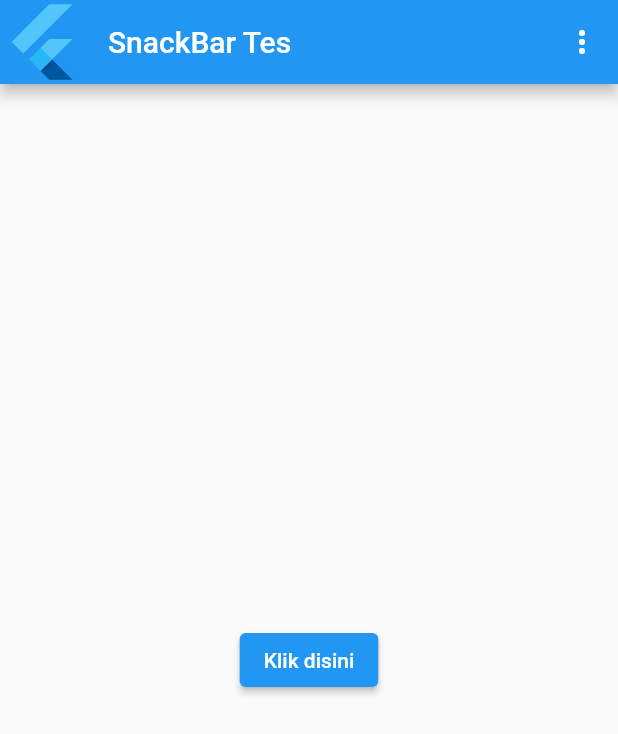
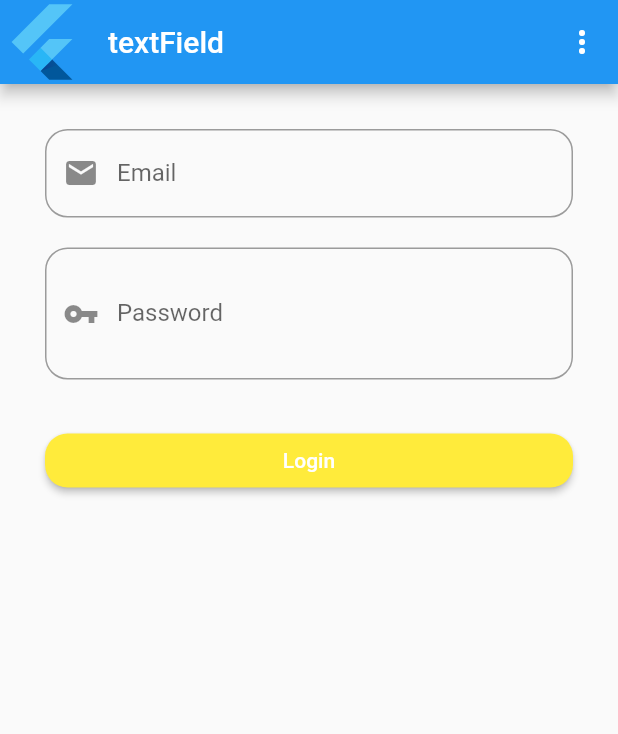
Before and after one commit to Hayolox/latihan_flutter, a Flutter app: the screen it shows after launch, on a phone screen of 412 x 824 dp. Shown: the top 734 px of the screen. Run offline on Flutter 3.47's test engine with Material 2 defaults, Android fonts, the phone set to English and light mode, and no system bars.

Commit message:
latihan TextField

```diff
--- a/lib/main.dart
+++ b/lib/main.dart
@@ -21,6 +21,7 @@ import './widgets/soal_18.dart';
 import './widgets/StatlesAndStatefull.dart';
 import './widgets/dialog.dart';
 import 'widgets/snackBar.dart';
+import 'widgets/textField.dart';
 
 void main() {
   runApp(MyApp());
@@ -33,7 +34,7 @@ class MyApp extends StatelessWidget {
   Widget build(BuildContext context) {
     return MaterialApp(
       debugShowCheckedModeBanner: false,
-      home: snackBarr(),
+      home: textField(),
     );
   }
 }
--- /dev/null
+++ b/lib/widgets/textField.dart
@@ -0,0 +1,84 @@
+import 'dart:math';
+import 'dart:ui';
+
+import 'package:flutter/material.dart';
+
+class textField extends StatefulWidget {
+  const textField({
+    Key? key,
+  }) : super(key: key);
+
+  @override
+  State<textField> createState() => _textFieldState();
+}
+
+class _textFieldState extends State<textField> {
+  bool IsHideen = true;
+  TextEditingController emailC = TextEditingController();
+  TextEditingController passC = TextEditingController();
+  @override
+  Widget build(BuildContext context) {
+    return Scaffold(
+        appBar: AppBar(
+          leading: FlutterLogo(),
+          title: Text('textField'),
+          actions: [IconButton(onPressed: () {}, icon: Icon(Icons.more_vert))],
+        ),
+        body: Center(
+            child: ListView(
+          padding: EdgeInsets.all(30),
+          children: [
+            TextField(
+              controller: emailC,
+              textInputAction: TextInputAction.next,
+              autocorrect: false,
+              keyboardType: TextInputType.emailAddress,
+              decoration: InputDecoration(
+                  contentPadding:
+                      EdgeInsets.symmetric(horizontal: 20, vertical: 20),
+                  label: Text('Email'),
+                  border: OutlineInputBorder(
+                      borderRadius: BorderRadius.circular(15)),
+                  prefixIcon: Icon(Icons.email)),
+            ),
+            SizedBox(
+              height: 20,
+            ),
+            TextField(
+              controller: passC,
+              autocorrect: false,
+              obscureText: IsHideen,
+              decoration: InputDecoration(
+                  contentPadding:
+                      EdgeInsets.symmetric(horizontal: 20, vertical: 20),
+                  label: Text('Password'),
+                  border: OutlineInputBorder(
+                      borderRadius: BorderRadius.circular(15)),
+                  prefixIcon: Icon(Icons.vpn_key),
+                  suffix: IconButton(
+                      onPressed: () {
+                        if (IsHideen == true) {
+                          IsHideen = false;
+                        } else
+                          (IsHideen = true);
+                        setState(() {});
+                      },
+                      icon: Icon(Icons.remove_red_eye))),
+            ),
+            SizedBox(
+              height: 30,
+            ),
+            ElevatedButton(
+              onPressed: () {
+                print('Email : ${emailC.text} dan password : ${passC.text}');
+              },
+              child: Text('Login'),
+              style: ElevatedButton.styleFrom(
+                  primary: Colors.yellow,
+                  shape: RoundedRectangleBorder(
+                      borderRadius: BorderRadius.circular(15))),
+            )
+          ],
+        )));
+  }
+}
```
